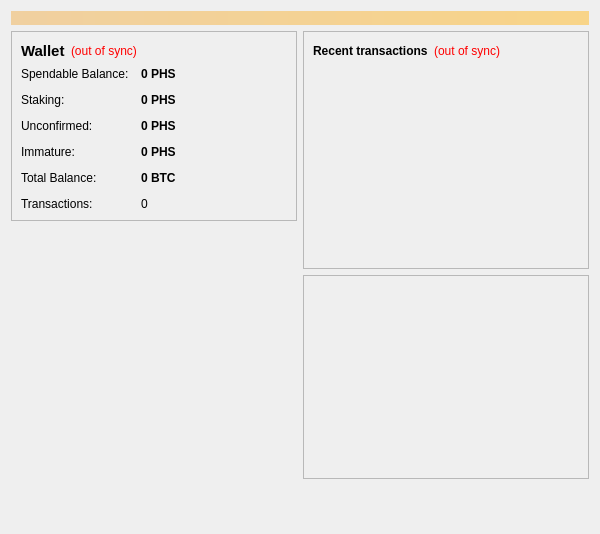
The window that src/qt/forms/overviewpage.ui (CommunityCoinDev/COM) describes before a commit, drawn with Qt 5.
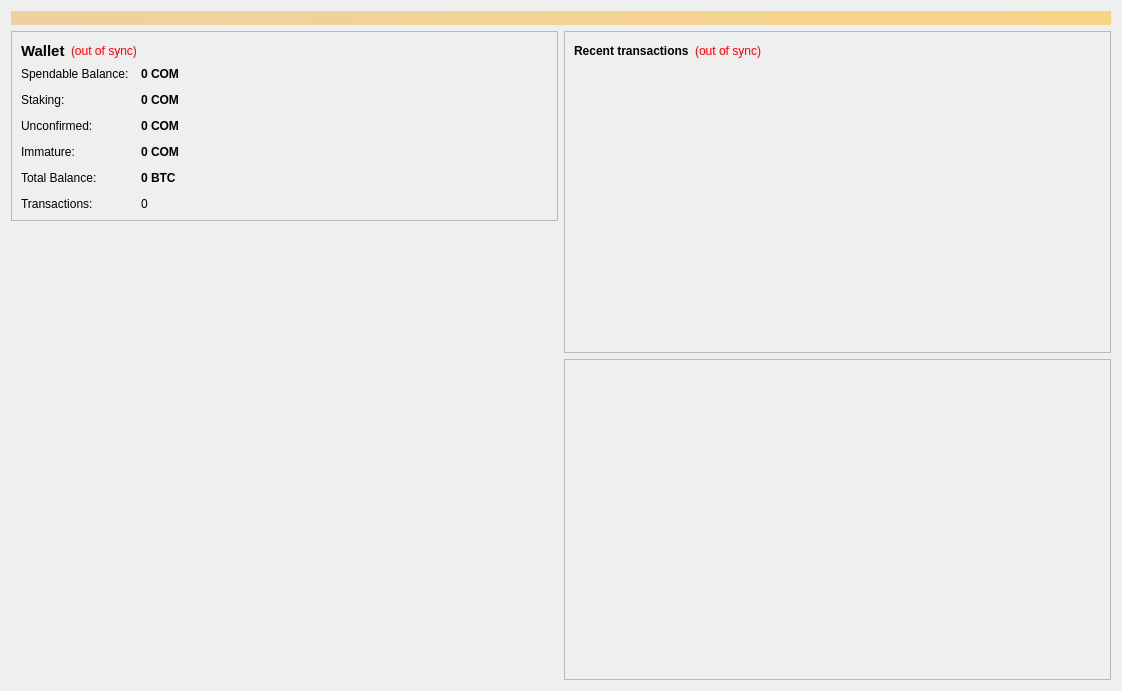
The same window after the commit. Icons and pictures are not drawn. Custom widgets are drawn as their Qt base class.

```diff
--- a/src/qt/forms/overviewpage.ui
+++ b/src/qt/forms/overviewpage.ui
@@ -6,8 +6,8 @@
    <rect>
     <x>0</x>
     <y>0</y>
-    <width>600</width>
-    <height>534</height>
+    <width>1122</width>
+    <height>691</height>
    </rect>
   </property>
   <property name="windowTitle">
@@ -123,7 +123,7 @@
                <string>Your current balance</string>
               </property>
               <property name="text">
-               <string notr="true">0 PHS</string>
+               <string notr="true">0 COM</string>
               </property>
               <property name="textInteractionFlags">
                <set>Qt::LinksAccessibleByMouse|Qt::TextSelectableByKeyboard|Qt::TextSelectableByMouse</set>
@@ -152,7 +152,7 @@
                <string>Total of coins that was staked, and do not yet count toward the current balance</string>
               </property>
               <property name="text">
-               <string notr="true">0 PHS</string>
+               <string notr="true">0 COM</string>
               </property>
               <property name="textInteractionFlags">
                <set>Qt::LinksAccessibleByMouse|Qt::TextSelectableByKeyboard|Qt::TextSelectableByMouse</set>
@@ -181,7 +181,7 @@
                <string>Total of transactions that have yet to be confirmed, and do not yet count toward the current balance</string>
               </property>
               <property name="text">
-               <string notr="true">0 PHS</string>
+               <string notr="true">0 COM</string>
               </property>
               <property name="textInteractionFlags">
                <set>Qt::LinksAccessibleByMouse|Qt::TextSelectableByKeyboard|Qt::TextSelectableByMouse</set>
@@ -207,7 +207,7 @@
                <string>Mined balance that has not yet matured</string>
               </property>
               <property name="text">
-               <string notr="true">0 PHS</string>
+               <string notr="true">0 COM</string>
               </property>
               <property name="textInteractionFlags">
                <set>Qt::LinksAccessibleByMouse|Qt::TextSelectableByKeyboard|Qt::TextSelectableByMouse</set>
@@ -265,6 +265,19 @@
          </layout>
         </widget>
        </item>
+       <item>
+        <spacer name="verticalSpacer">
+         <property name="orientation">
+          <enum>Qt::Vertical</enum>
+         </property>
+         <property name="sizeHint" stdset="0">
+          <size>
+           <width>20</width>
+           <height>40</height>
+          </size>
+         </property>
+        </spacer>
+       </item>
        <item>
         <widget class="QLabel" name="label_wallet_bgcoin">
          <property name="sizePolicy">
@@ -295,29 +308,16 @@
           <bool>false</bool>
          </property>
          <property name="alignment">
-          <set>Qt::AlignCenter</set>
+          <set>Qt::AlignBottom|Qt::AlignLeading|Qt::AlignLeft</set>
          </property>
          <property name="margin">
-          <number>-15</number>
+          <number>0</number>
          </property>
          <property name="indent">
           <number>0</number>
          </property>
         </widget>
        </item>
-       <item>
-        <spacer name="verticalSpacer">
-         <property name="orientation">
-          <enum>Qt::Vertical</enum>
-         </property>
-         <property name="sizeHint" stdset="0">
-          <size>
-           <width>20</width>
-           <height>40</height>
-          </size>
-         </property>
-        </spacer>
-       </item>
       </layout>
      </item>
      <item>
@@ -390,6 +390,19 @@
             </property>
            </widget>
           </item>
+          <item>
+           <spacer name="verticalSpacer_2">
+            <property name="orientation">
+             <enum>Qt::Vertical</enum>
+            </property>
+            <property name="sizeHint" stdset="0">
+             <size>
+              <width>20</width>
+              <height>40</height>
+             </size>
+            </property>
+           </spacer>
+          </item>
          </layout>
         </widget>
        </item>
@@ -443,19 +456,6 @@
          </layout>
         </widget>
        </item>
-       <item>
-        <spacer name="verticalSpacer_2">
-         <property name="orientation">
-          <enum>Qt::Vertical</enum>
-         </property>
-         <property name="sizeHint" stdset="0">
-          <size>
-           <width>20</width>
-           <height>40</height>
-          </size>
-         </property>
-        </spacer>
-       </item>
       </layout>
      </item>
     </layout>
```
Left out of the diff: 2 changed lines with no effect on the pictures.
